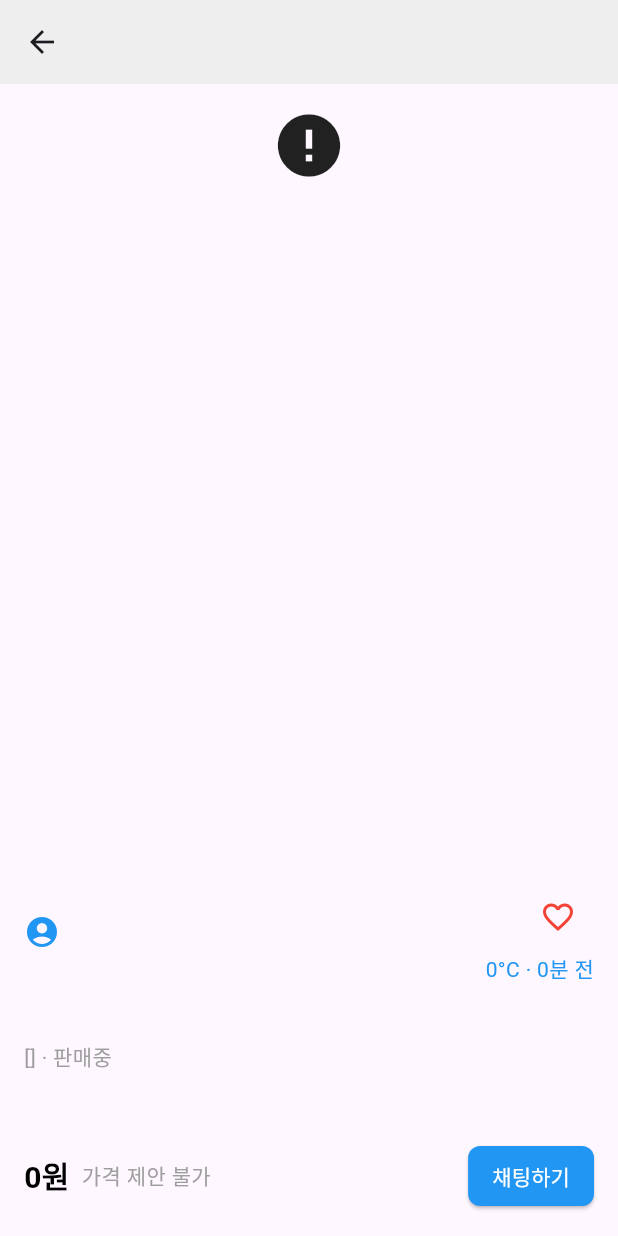
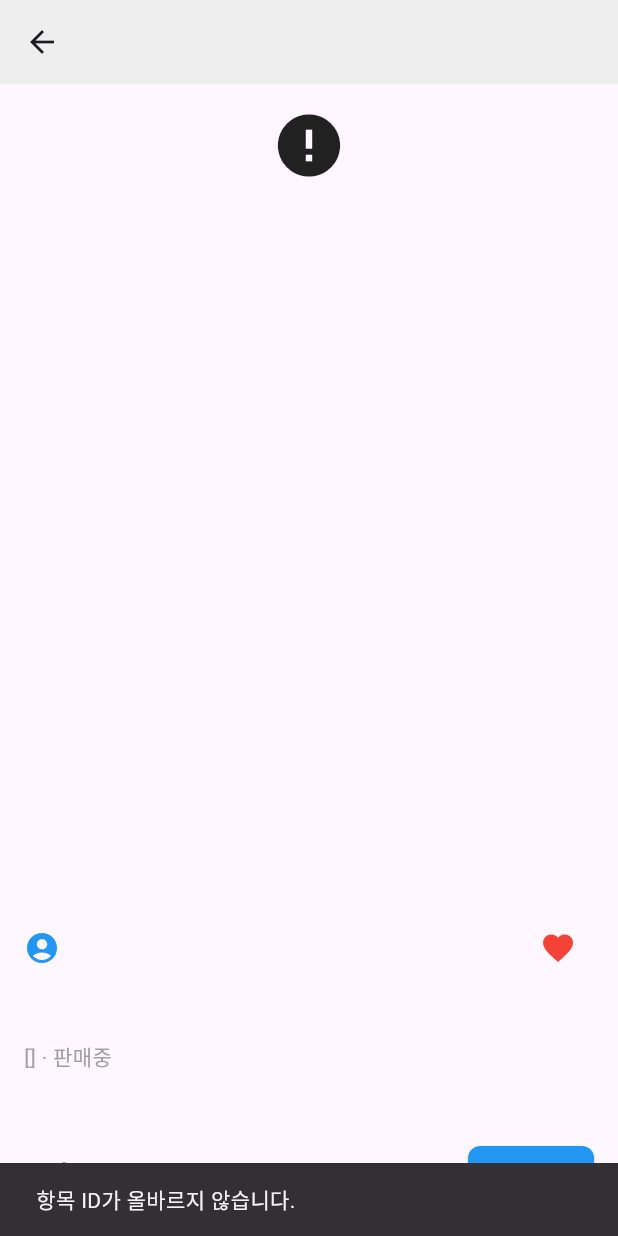
Before and after one commit to Android-Advanced/Frontend, a Flutter app: the Post screen opened directly with empty values, after a tap on the "favorite outline" icon, on a phone screen of 412 x 824 dp. Run offline on Flutter 3.47's test engine with Material 3 defaults, Android fonts, the phone set to English and light mode, and no system bars; our stand-ins replace cloud_firestore, firebase_auth, firebase_core, firebase_storage, google_maps_flutter, image_picker and 1 more; accounts and stored records are empty; network calls fail.

Commit message:
FEAT: 관심목록 연동, 찜 기능 활성화

```diff
--- a/lib/screens/post.dart
+++ b/lib/screens/post.dart
@@ -2,34 +2,149 @@ import 'package:cloud_firestore/cloud_firestore.dart';
 import 'package:firebase_auth/firebase_auth.dart';
 import 'package:flutter/material.dart';
 import 'chatscreen.dart';
-class Post extends StatelessWidget {
+
+class Post extends StatefulWidget {
   final Map<String, dynamic> itemData;
 
   const Post({super.key, required this.itemData});
 
-  String calculateTimeAgo(dynamic createdAt) {
+  @override
+  _PostState createState() => _PostState();
+}
+
+class _PostState extends State<Post> {
+  bool _isLiked = false;
+
+  @override
+  void initState() {
+    super.initState();
+    _checkIfLiked();
+  }
+
+  Future<void> _checkIfLiked() async {
+    final currentUser = FirebaseAuth.instance.currentUser;
+
+    if (currentUser == null) return;
+
+    final String userId = currentUser.uid;
+    final String itemId = widget.itemData['itemId'] ?? '';
+
+    if (itemId.isEmpty) return;
+
+    final likedItemDoc = FirebaseFirestore.instance
+        .collection('likedItems')
+        .doc('${userId}_$itemId');
+
+    final likedItemSnapshot = await likedItemDoc.get();
+
+    setState(() {
+      _isLiked = likedItemSnapshot.exists;
+    });
+  }
+
+  Future<void> _toggleLike() async {
     try {
-      DateTime createdTime;
-      if (createdAt is Timestamp) {
-        createdTime = createdAt.toDate(); // Timestamp를 DateTime으로 변환
-      } else if (createdAt is String) {
-        createdTime = DateTime.parse(createdAt); // String을 DateTime으로 변환
+      if (_isLiked) {
+        // 관심 목록에서 제거
+        await _removeFromLikedItems();
       } else {
-        throw Exception('지원하지 않는 타입');
+        // 관심 목록에 추가
+        await _addToLikedItems();
       }
 
-      final Duration difference = DateTime.now().difference(createdTime);
+      // Firestore에서 최신 데이터를 가져와 UI 상태 업데이트
+      final itemDoc = FirebaseFirestore.instance.collection('items').doc(widget.itemData['itemId']);
+      final snapshot = await itemDoc.get();
+      final updatedLikes = snapshot.data()?['likes'] ?? 0;
 
-      if (difference.inMinutes < 60) {
-        return '${difference.inMinutes}분 전';
-      } else if (difference.inHours < 24) {
-        return '${difference.inHours}시간 전';
-      } else {
-        return '${difference.inDays}일 전';
+      setState(() {
+        _isLiked = !_isLiked;
+        widget.itemData['likes'] = updatedLikes; // 최신 데이터 반영
+      });
+    } catch (e) {
+      print("좋아요 토글 중 오류 발생: $e");
+    }
+  }
+
+
+  Future<void> _addToLikedItems() async {
+    try {
+      final currentUser = FirebaseAuth.instance.currentUser;
+
+      if (currentUser == null) {
+        ScaffoldMessenger.of(context).showSnackBar(
+          SnackBar(content: Text("로그인 후 사용 가능합니다.")),
+        );
+        return;
       }
+
+      final String userId = currentUser.uid;
+      final String itemId = widget.itemData['itemId'] ?? '';
+
+      if (itemId.isEmpty) {
+        ScaffoldMessenger.of(context).showSnackBar(
+          SnackBar(content: Text("항목 ID가 올바르지 않습니다.")),
+        );
+        return;
+      }
+
+      final likedItemDoc = FirebaseFirestore.instance
+          .collection('likedItems')
+          .doc('${userId}_$itemId');
+
+      final itemDoc = FirebaseFirestore.instance.collection('items').doc(itemId);
+
+      await likedItemDoc.set({
+        'userId': userId,
+        'itemId': itemId,
+        'createdAt': FieldValue.serverTimestamp(),
+      });
+
+      await itemDoc.update({
+        'likes': FieldValue.increment(1), // 관심 목록에 추가 시 +1
+      });
+
+      ScaffoldMessenger.of(context).showSnackBar(
+        SnackBar(content: Text("관심 목록에 추가되었습니다.")),
+      );
     } catch (e) {
-      print('시간 계산 중 오류 발생: $e');
-      return '알 수 없음';
+      print("찜 추가 중 오류 발생: $e");
+      ScaffoldMessenger.of(context).showSnackBar(
+        SnackBar(content: Text("오류가 발생했습니다. 다시 시도해주세요.")),
+      );
+    }
+  }
+
+  Future<void> _removeFromLikedItems() async {
+    try {
+      final currentUser = FirebaseAuth.instance.currentUser;
+
+      if (currentUser == null) return;
+
+      final String userId = currentUser.uid;
+      final String itemId = widget.itemData['itemId'] ?? '';
+
+      final likedItemDoc = FirebaseFirestore.instance
+          .collection('likedItems')
+          .doc('${userId}_$itemId');
+
+      final itemDoc = FirebaseFirestore.instance.collection('items').doc(itemId);
+
+      await likedItemDoc.delete();
+
+      // 관심 목록에서 제거 시
+      await itemDoc.update({
+        'likes': FieldValue.increment(-1), // 관심 목록에서 제거 시 -1
+      });
+
+      ScaffoldMessenger.of(context).showSnackBar(
+        SnackBar(content: Text("관심 목록에서 제거되었습니다.")),
+      );
+    } catch (e) {
+      print("찜 제거 중 오류 발생: $e");
+      ScaffoldMessenger.of(context).showSnackBar(
+        SnackBar(content: Text("오류가 발생했습니다. 다시 시도해주세요.")),
+      );
     }
   }
 
@@ -50,10 +165,9 @@ class Post extends StatelessWidget {
         padding: const EdgeInsets.all(16.0),
         child: Column(
           children: [
-            // 이미지 섹션
             Center(
               child: Image.network(
-                itemData['image'] ?? '',
+                widget.itemData['image'] ?? '',
                 height: 250,
                 fit: BoxFit.cover,
                 errorBuilder: (context, error, stackTrace) {
@@ -61,129 +175,67 @@ class Post extends StatelessWidget {
                 },
               ),
             ),
-            Spacer(), // 이미지와 텍스트 사이에 빈 공간 추가
-            // 아래 텍스트 정보 섹션
+            Spacer(),
             Column(
               crossAxisAlignment: CrossAxisAlignment.start,
               children: [
-                // 사용자 정보 섹션
                 Row(
                   children: [
                     Icon(Icons.account_circle, color: Colors.blue),
                     SizedBox(width: 8),
                     Text(
-                      itemData['displayName'] ?? '사용자 이름 없음',
+                      widget.itemData['displayName'] ?? '사용자 이름 없음',
                       style: TextStyle(fontWeight: FontWeight.bold, fontSize: 16),
                     ),
                     Spacer(),
-                    Column(
-                      crossAxisAlignment: CrossAxisAlignment.end,
-                      children: [
-                        // 찜 버튼
-                        IconButton(
-                          icon: Icon(
-                            Icons.favorite_border, // 기본 찜 상태는 빈 하트
-                            color: Colors.red,
-                          ),
-                          onPressed: () {
-                            // 찜 상태 관리 로직
-
-                          },
-                        ),
-                    Text(
-                      '${itemData['hansungPoint'] ?? '포인트 없음'}°C · ${calculateTimeAgo(itemData['createdAt'] ?? '')}',
-                      style: TextStyle(color: Colors.blue),
-                        ),
-                      ],
+                    IconButton(
+                      icon: Icon(
+                        _isLiked ? Icons.favorite : Icons.favorite_border,
+                        color: Colors.red,
+                      ),
+                      onPressed: _toggleLike,
                     ),
                   ],
                 ),
                 SizedBox(height: 8),
-                // 게시글 제목
                 Text(
-                  itemData['title'] ?? '제목 없음',
+                  widget.itemData['title'] ?? '제목 없음',
                   style: TextStyle(fontSize: 18, fontWeight: FontWeight.bold),
                 ),
                 SizedBox(height: 4),
-                // 게시글 세부 정보
                 Text(
-                  '${itemData['categories'] ?? '카테고리 없음'} · ${itemData['buyerId']!.isEmpty ? '판매중' : '판매완료'}',
+                  '${widget.itemData['categories'] ?? '카테고리 없음'} · ${widget.itemData['buyerId']?.isEmpty ?? true ? '판매중' : '판매완료'}',
                   style: TextStyle(color: Colors.grey),
                 ),
                 SizedBox(height: 8),
                 Text(
-                  itemData['description'] ??
-                      '해당 제품에 대한 설명이 없습니다.',
+                  widget.itemData['description'] ?? '해당 제품에 대한 설명이 없습니다.',
                   style: TextStyle(fontSize: 14),
                 ),
                 SizedBox(height: 16),
-                // 가격과 채팅 버튼
                 Row(
                   children: [
                     Text(
-                      '${itemData['price']}원',
+                      '${widget.itemData['price']}원',
                       style: TextStyle(
                         fontSize: 20,
                         fontWeight: FontWeight.bold,
                         color: Colors.black,
                       ),
                     ),
-                    SizedBox(width: 8),
-                    Text(
-                      '가격 제안 불가',
-                      style: TextStyle(color: Colors.grey),
-                    ),
                     Spacer(),
                     ElevatedButton(
-                      onPressed: () async {
-                        final currentUser = FirebaseAuth.instance.currentUser;
-
-                        if (currentUser == null) {
-                          print("사용자가 로그인하지 않았습니다.");
-                          return;
-                        }
-
-                        final FirebaseFirestore _firestore = FirebaseFirestore.instance;
-
-
-                        final userDoc = await _firestore.collection('users').doc(currentUser.uid).get();
-                        if (!userDoc.exists) {
-                          print("사용자 문서를 찾을 수 없습니다.");
-                          return;
-                        }
-                        final String? buyerName = userDoc.data()?['displayName'];
-
-                        final chatRoomDoc = _firestore.collection('chatrooms').doc('${currentUser.uid}${itemData['userId']}');
-
-
-                        // Firestore 문서 필드 업데이트
-                        await chatRoomDoc.set({
-                          'chatRoomId': '${currentUser.uid}${itemData['userId']}',
-                          'message': '', // 초기 상태에서는 메시지가 비어 있음
-                          'name': [buyerName,itemData['displayName']], // 대화 상대 이름
-                          'participants': [currentUser.uid, itemData['userId'] ?? 'unknown'], // 참가자 목록
-                          'price': '${itemData['price']}원', // 상품 가격
-                          'product': itemData['title'] ?? '제목 없음', // 상품 이름
-                          'productImage': itemData['image'] ?? '', // 상품 이미지
-                          'profileImage': currentUser.photoURL ?? '', // 현재 사용자 프로필 이미지
-                          'time': '1주전', // 현재 시간
-                          'temperature': '37.2°C', // 더미 데이터
-                          'senderId' : '',
-                          'isRead' : false,
-                          'notReadCount' : 0,
-                        }, SetOptions(merge: true)); // 기존 데이터 병합
-
-                        // 채팅 화면으로 이동
+                      onPressed: () {
                         Navigator.push(
                           context,
                           MaterialPageRoute(
                             builder: (context) => ChatScreen(
-                              chatRoomId: itemData['title'] ?? '제목 없음', // 채팅방 ID
-                              name: itemData['displayName'] ?? '사용자 이름 없음',
+                              chatRoomId: widget.itemData['title'] ?? '제목 없음',
+                              name: widget.itemData['displayName'] ?? '사용자 이름 없음',
                               temperature: '37.2°C',
-                              product: itemData['title'] ?? '제목 없음',
-                              price: '${itemData['price']}원',
-                              productImage: itemData['image'] ?? '',
+                              product: widget.itemData['title'] ?? '제목 없음',
+                              price: '${widget.itemData['price']}원',
+                              productImage: widget.itemData['image'] ?? '',
                             ),
                           ),
                         );
```
Also changed, not shown: lib/screens/chatpage.dart (+28 -22 lines), lib/screens/home.dart (+73 -32 lines), lib/screens/home_page.dart (+48 -86 lines), lib/screens/map.dart (+12 -1 lines), lib/screens/profile.dart (+27 -9 lines).
